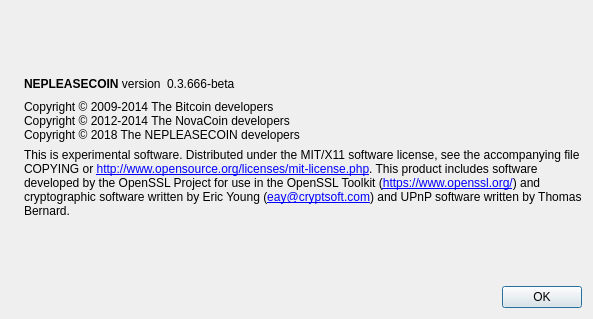
The window that src/qt/forms/aboutdialog.ui (NPR-COIN-PROJECT/NPR_COIN) describes before a commit, drawn with Qt 5.
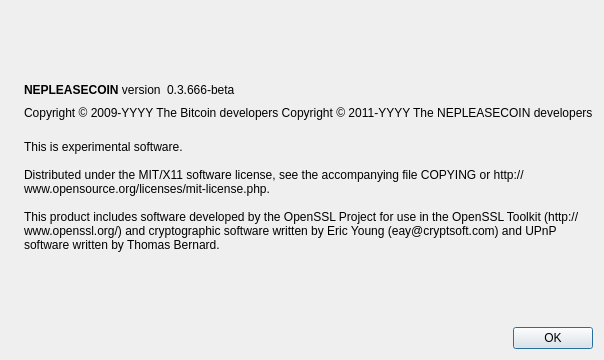
The same window after the commit. Icons and pictures are not drawn.

```diff
--- a/src/qt/forms/aboutdialog.ui
+++ b/src/qt/forms/aboutdialog.ui
@@ -7,7 +7,7 @@
     <x>0</x>
     <y>0</y>
     <width>593</width>
-    <height>319</height>
+    <height>360</height>
    </rect>
   </property>
   <property name="windowTitle">
@@ -91,9 +91,11 @@
         <cursorShape>IBeamCursor</cursorShape>
        </property>
        <property name="text">
-        <string>Copyright © 2009-2014 The Bitcoin developers
-Copyright © 2012-2014 The NovaCoin developers
-Copyright © 2018 The NEPLEASECOIN developers</string>
+        <string notr="true">Copyright &amp;copy; 2009-YYYY The Bitcoin developers
+Copyright &amp;copy; 2011-YYYY The NEPLEASECOIN developers</string>
+       </property>
+       <property name="textFormat">
+        <enum>Qt::RichText</enum>
        </property>
        <property name="textInteractionFlags">
         <set>Qt::LinksAccessibleByMouse|Qt::TextSelectableByKeyboard|Qt::TextSelectableByMouse</set>
@@ -109,12 +111,9 @@
         <string>
 This is experimental software.
 
-Distributed under the MIT/X11 software license, see the accompanying file COPYING or &lt;a href=&quot;http://www.opensource.org/licenses/mit-license.php&quot;&gt;http://www.opensource.org/licenses/mit-license.php&lt;/a&gt;.
+Distributed under the MIT/X11 software license, see the accompanying file COPYING or http://www.opensource.org/licenses/mit-license.php.
 
-This product includes software developed by the OpenSSL Project for use in the OpenSSL Toolkit (&lt;a href=&quot;https://www.openssl.org/&quot;&gt;https://www.openssl.org/&lt;/a&gt;) and cryptographic software written by Eric Young (&lt;a href=&quot;mailto:eay@cryptsoft.com&quot;&gt;eay@cryptsoft.com&lt;/a&gt;) and UPnP software written by Thomas Bernard.</string>
-       </property>
-       <property name="textFormat">
-        <enum>Qt::RichText</enum>
+This product includes software developed by the OpenSSL Project for use in the OpenSSL Toolkit (http://www.openssl.org/) and cryptographic software written by Eric Young (eay@cryptsoft.com) and UPnP software written by Thomas Bernard.</string>
        </property>
        <property name="wordWrap">
         <bool>true</bool>
```
